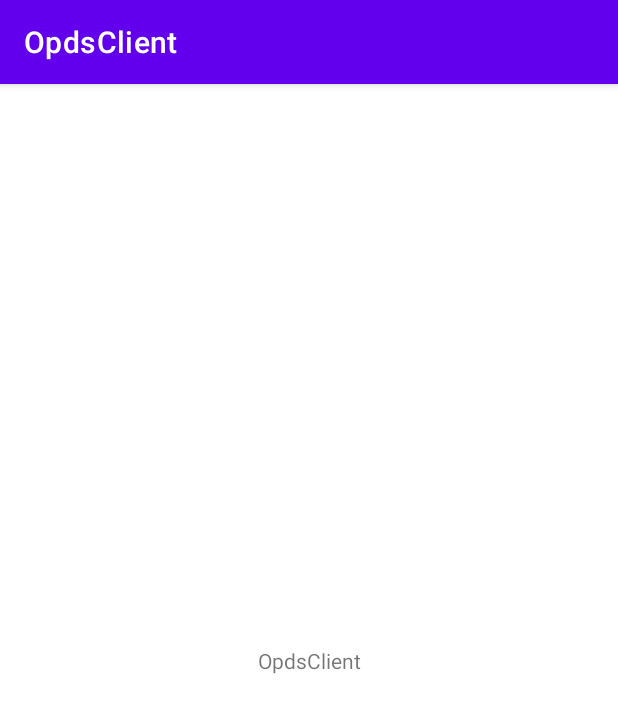
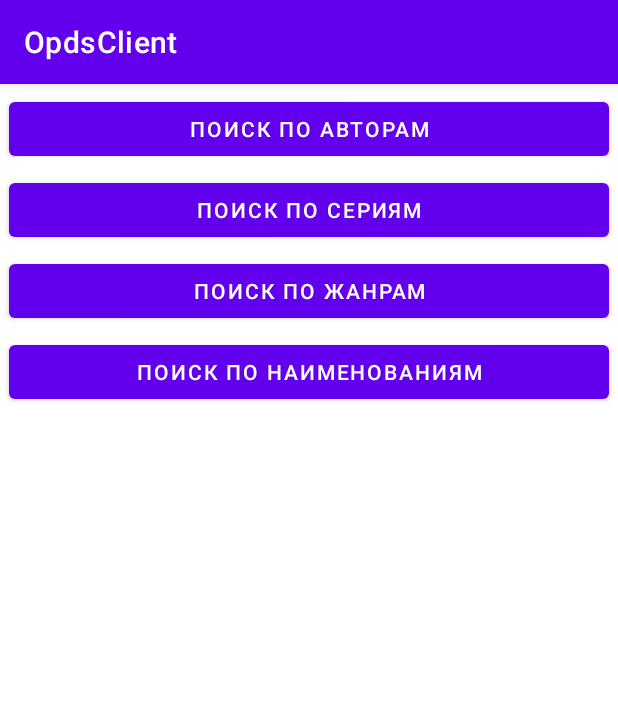
Before and after one commit to seb-odessa/OpdsClient, an Android app: the screen it shows after launch (MainActivity), on a phone screen of 412 x 824 dp. Shown: the top 713 px of the screen. Run offline under Robolectric (Android 15) with nearby library versions, the phone set to English and light mode, and no system bars; 2 statements that could not run were skipped.

Commit message:
Added SearchByPattern activity

```diff
--- a/app/build.gradle.kts
+++ b/app/build.gradle.kts
@@ -61,6 +61,7 @@ dependencies {
     implementation(libs.appcompat)
     implementation(libs.material)
     implementation(libs.constraintlayout)
+    implementation(libs.activity)
     testImplementation(libs.junit)
     androidTestImplementation(libs.ext.junit)
     androidTestImplementation(libs.espresso.core)
--- a/app/src/main/AndroidManifest.xml
+++ b/app/src/main/AndroidManifest.xml
@@ -3,6 +3,7 @@
     xmlns:tools="http://schemas.android.com/tools">
 
     <application
+        android:name=".AppContext"
         android:allowBackup="true"
         android:dataExtractionRules="@xml/data_extraction_rules"
         android:fullBackupContent="@xml/backup_rules"
@@ -12,6 +13,9 @@
         android:supportsRtl="true"
         android:theme="@style/Theme.OpdsClient"
         tools:targetApi="31">
+        <activity
+            android:name=".SearchByPattern"
+            android:exported="false" />
         <activity
             android:name=".MainActivity"
             android:exported="true">
--- /dev/null
+++ b/app/src/main/java/org/opds/client/AppContext.java
@@ -0,0 +1,22 @@
+package org.opds.client;
+
+import android.app.Application;
+
+import org.opds.api.jni.Wrapper;
+
+public class AppContext extends Application {
+
+    private static final Wrapper wrapper = new Wrapper();
+    private Wrapper.OpdsApi api = null;
+
+    public Wrapper.OpdsApi getApi() {
+        return api;
+    }
+
+    public void reset(String uri) {
+        if (null != this.api) {
+            api.close();
+        }
+        this.api = wrapper.create(uri);
+    }
+}
--- a/app/src/main/java/org/opds/client/MainActivity.java
+++ b/app/src/main/java/org/opds/client/MainActivity.java
@@ -1,9 +1,9 @@
 package org.opds.client;
 
-import android.content.res.Resources;
+import android.content.Intent;
 import android.os.Bundle;
-import android.util.Log;
-import android.widget.TextView;
+import android.widget.Button;
+
 import org.opds.api.jni.Wrapper;
 import org.opds.utils.FileUtils;
 
@@ -11,21 +11,11 @@ import androidx.appcompat.app.AppCompatActivity;
 
 import org.opds.client.databinding.ActivityMainBinding;
 
-import java.io.BufferedReader;
-import java.io.IOException;
-import java.io.InputStream;
-import java.io.InputStreamReader;
+
+import android.view.View;
 
 
 public class MainActivity extends AppCompatActivity {
-    private static final org.opds.api.jni.Wrapper wrapper;
-
-    static {
-//        System.loadLibrary("opds_jni");
-        wrapper = new Wrapper();
-
-    }
-
     private org.opds.client.databinding.ActivityMainBinding binding;
 
     @Override
@@ -37,12 +27,29 @@ public class MainActivity extends AppCompatActivity {
 
         String dbPath = FileUtils.copyAssetToInternalStorage(this, "books.db");
         String uri = String.format("file:%s?mode=ro", dbPath);
-        Wrapper.OpdsApi api = wrapper.create(uri);
+        AppContext app = (AppContext) getApplicationContext();
+        app.reset(uri);
 
-        // Example of a call to a native method
-        TextView tv = binding.sampleText;
-        tv.setText(getString(R.string.app_name));
+        Button searchAuthors = findViewById(R.id.search_authors);
+        searchAuthors.setOnClickListener(new View.OnClickListener() {
+            @Override
+            public void onClick(View v) {
+                openSearchByPatternActivity("authors");
+            }
+        });
+
+        Button searchSeries = findViewById(R.id.search_series);
+        searchSeries.setOnClickListener(new View.OnClickListener() {
+            @Override
+            public void onClick(View v) {
+                openSearchByPatternActivity("series");
+            }
+        });
     }
 
-
+    private void openSearchByPatternActivity(String target) {
+        Intent intent = new Intent(this, SearchByPattern.class);
+        intent.putExtra("target", target);
+        startActivity(intent);
+    }
 }
--- a/app/src/main/res/layout/activity_main.xml
+++ b/app/src/main/res/layout/activity_main.xml
@@ -4,16 +4,47 @@
     xmlns:tools="http://schemas.android.com/tools"
     android:layout_width="match_parent"
     android:layout_height="match_parent"
-    tools:context=".MainActivity">
+    tools:context=".MainActivity"
+    tools:visibility="visible">
 
-    <TextView
-        android:id="@+id/sample_text"
-        android:layout_width="wrap_content"
+    <Button
+        android:id="@+id/search_authors"
+        android:layout_width="0dp"
         android:layout_height="wrap_content"
-        android:text="Hello World!"
-        app:layout_constraintBottom_toBottomOf="parent"
+        android:layout_margin="6dp"
+        android:text="@string/search_by_author"
         app:layout_constraintEnd_toEndOf="parent"
         app:layout_constraintStart_toStartOf="parent"
         app:layout_constraintTop_toTopOf="parent" />
 
+    <Button
+        android:id="@+id/search_series"
+        android:layout_width="0dp"
+        android:layout_height="wrap_content"
+        android:layout_margin="6dp"
+        android:text="@string/search_by_series"
+        app:layout_constraintEnd_toEndOf="parent"
+        app:layout_constraintStart_toStartOf="parent"
+        app:layout_constraintTop_toBottomOf="@id/search_authors" />
+
+    <Button
+        android:id="@+id/search_by_genres"
+        android:layout_width="0dp"
+        android:layout_height="wrap_content"
+        android:layout_margin="6dp"
+        android:text="@string/search_by_genres"
+        app:layout_constraintEnd_toEndOf="parent"
+        app:layout_constraintStart_toStartOf="parent"
+        app:layout_constraintTop_toBottomOf="@id/search_series" />
+
+    <Button
+        android:id="@+id/search_by_titles"
+        android:layout_width="0dp"
+        android:layout_height="wrap_content"
+        android:layout_margin="6dp"
+        android:text="@string/search_by_titles"
+        app:layout_constraintEnd_toEndOf="parent"
+        app:layout_constraintStart_toStartOf="parent"
+        app:layout_constraintTop_toBottomOf="@id/search_by_genres" />
+
 </androidx.constraintlayout.widget.ConstraintLayout>
--- a/app/src/main/res/values/strings.xml
+++ b/app/src/main/res/values/strings.xml
@@ -1,3 +1,11 @@
 <resources>
     <string name="app_name">OpdsClient</string>
+    <string name="search_by_author">Поиск по авторам</string>
+    <string name="search_by_series">Поиск по сериям</string>
+    <string name="search_by_genres">Поиск по жанрам</string>
+    <string name="search_by_titles">Поиск по наименованиям</string>
+    <string name="database">База Данных</string>
+    <string name="selected">Selected:</string>
+    <string name="home">Домой</string>
+    <string name="back">Назад</string>
 </resources>
--- a/gradle/libs.versions.toml
+++ b/gradle/libs.versions.toml
@@ -8,6 +8,7 @@ appcompat = "1.6.1"
 material = "1.10.0"
 constraintlayout = "2.1.4"
 runner = "1.6.1"
+activity = "1.8.0"
 
 [libraries]
 junit = { group = "junit", name = "junit", version.ref = "junit" }
@@ -19,6 +20,7 @@ material = { group = "com.google.android.material", name = "material", version.r
 constraintlayout = { group = "androidx.constraintlayout", name = "constraintlayout", version.ref = "constraintlayout" }
 rules = { module = "androidx.test:rules", version.ref = "runner" }
 runner = { module = "androidx.test:runner", version.ref = "runner" }
+activity = { group = "androidx.activity", name = "activity", version.ref = "activity" }
 
 [plugins]
 android-application = { id = "com.android.application", version.ref = "agp" }
```
Also changed, not shown: app/src/main/java/org/opds/client/SearchByPattern.java (added, +76 -0 lines), app/src/main/res/layout/activity_search_by_pattern.xml (added, +97 -0 lines).
